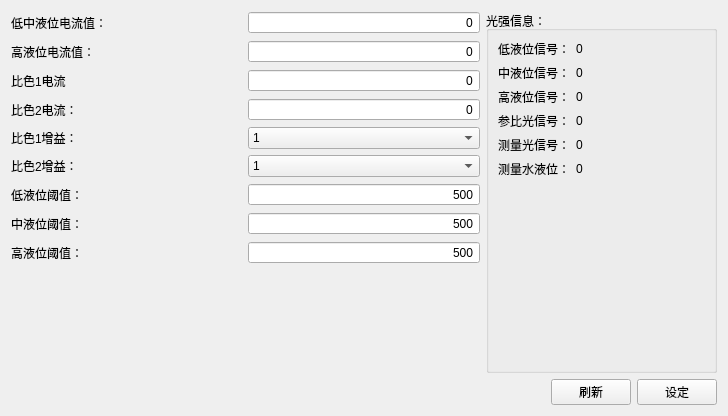
First picture: the form in lightvoltage.ui, repository DREAM251/WaterMonitoring, before the edit.
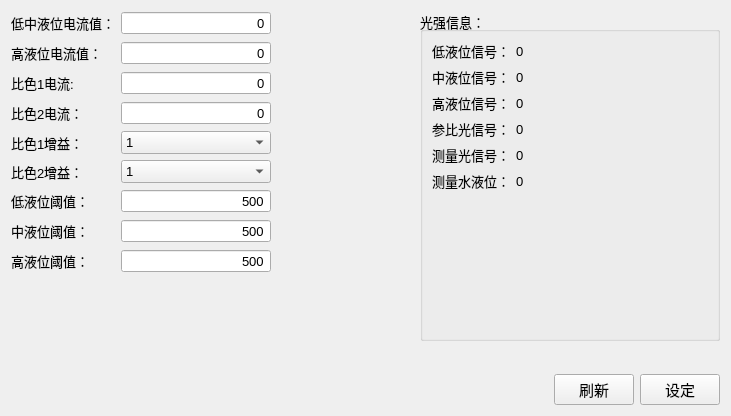
Second picture: the form after the edit.

Commit message: 更改字体和界面

The edit to the form file:
```diff
--- a/lightvoltage.ui
+++ b/lightvoltage.ui
@@ -6,16 +6,31 @@
    <rect>
     <x>0</x>
     <y>0</y>
-    <width>728</width>
+    <width>731</width>
     <height>416</height>
    </rect>
   </property>
+  <property name="font">
+   <font>
+    <pointsize>11</pointsize>
+   </font>
+  </property>
   <property name="windowTitle">
    <string>Form</string>
   </property>
   <layout class="QGridLayout" name="gridLayout">
    <item row="0" column="0">
+    <layout class="QFormLayout" name="formLayout_2">
+     <property name="fieldGrowthPolicy">
+      <enum>QFormLayout::AllNonFixedFieldsGrow</enum>
+     </property>
+     <item row="0" column="0">
     <widget class="QLabel" name="lbCurrentTbFrameLedSet">
+       <property name="font">
+        <font>
+         <pointsize>10</pointsize>
+        </font>
+       </property>
      <property name="text">
       <string>低中液位电流值：</string>
      </property>
@@ -29,6 +44,11 @@
        <height>0</height>
       </size>
      </property>
+       <property name="font">
+        <font>
+         <pointsize>10</pointsize>
+        </font>
+       </property>
      <property name="alignment">
       <set>Qt::AlignRight|Qt::AlignTrailing|Qt::AlignVCenter</set>
      </property>
@@ -40,129 +60,27 @@
      </property>
     </widget>
    </item>
-   <item row="0" column="2" rowspan="10">
-    <widget class="QGroupBox" name="groupBox">
-     <property name="title">
-      <string>光强信息：</string>
-     </property>
-     <layout class="QFormLayout" name="formLayout">
-      <item row="0" column="0">
-       <widget class="QLabel" name="label">
-        <property name="text">
-         <string>低液位信号：</string>
-        </property>
-       </widget>
-      </item>
-      <item row="1" column="0">
-       <widget class="QLabel" name="label_2">
-        <property name="text">
-         <string>中液位信号：</string>
-        </property>
-       </widget>
-      </item>
-      <item row="1" column="1">
-       <widget class="QLabel" name="WaterLevel2">
-        <property name="text">
-         <string>0</string>
-        </property>
-       </widget>
-      </item>
-      <item row="2" column="0">
-       <widget class="QLabel" name="label_5">
-        <property name="text">
-         <string>高液位信号：</string>
-        </property>
-       </widget>
-      </item>
-      <item row="3" column="0">
-       <widget class="QLabel" name="label_6">
-        <property name="text">
-         <string>参比光信号：</string>
-        </property>
-       </widget>
-      </item>
-      <item row="4" column="0">
-       <widget class="QLabel" name="label_7">
-        <property name="text">
-         <string>测量光信号：</string>
-        </property>
-       </widget>
-      </item>
-      <item row="3" column="1">
-       <widget class="QLabel" name="RefWaterLevel1">
-        <property name="text">
-         <string>0</string>
-        </property>
-       </widget>
-      </item>
-      <item row="4" column="1">
-       <widget class="QLabel" name="RefWaterLevel2">
-        <property name="text">
-         <string>0</string>
-        </property>
-       </widget>
-      </item>
-      <item row="5" column="0">
-       <widget class="QLabel" name="label_8">
-        <property name="text">
-         <string>测量水液位：</string>
-        </property>
-       </widget>
-      </item>
-      <item row="5" column="1">
-       <widget class="QLabel" name="WaterLevel">
-        <property name="text">
-         <string>0</string>
-        </property>
-       </widget>
-      </item>
-      <item row="0" column="1">
-       <widget class="QLabel" name="WaterLevel3">
-        <property name="text">
-         <string>0</string>
-        </property>
-       </widget>
-      </item>
-      <item row="2" column="1">
-       <widget class="QLabel" name="WaterLevel1">
-        <property name="text">
-         <string>0</string>
-        </property>
-       </widget>
-      </item>
-     </layout>
-    </widget>
-   </item>
    <item row="1" column="0">
     <widget class="QLabel" name="lbLargeTbFrameLedSet">
+       <property name="font">
+        <font>
+         <pointsize>10</pointsize>
+        </font>
+       </property>
      <property name="text">
       <string>高液位电流值：</string>
      </property>
     </widget>
    </item>
-   <item row="1" column="1">
-    <widget class="QSpinBox" name="CurrentHigh">
-     <property name="minimumSize">
-      <size>
-       <width>150</width>
-       <height>0</height>
-      </size>
-     </property>
-     <property name="alignment">
-      <set>Qt::AlignRight|Qt::AlignTrailing|Qt::AlignVCenter</set>
-     </property>
-     <property name="buttonSymbols">
-      <enum>QAbstractSpinBox::NoButtons</enum>
-     </property>
-     <property name="maximum">
-      <number>255</number>
-     </property>
-    </widget>
-   </item>
    <item row="2" column="0">
     <widget class="QLabel" name="lbRefCurrentTbFrameLedSet">
+       <property name="font">
+        <font>
+         <pointsize>10</pointsize>
+        </font>
+       </property>
      <property name="text">
-      <string>比色1电流</string>
+        <string>比色1电流:</string>
      </property>
     </widget>
    </item>
@@ -174,6 +92,11 @@
        <height>0</height>
       </size>
      </property>
+       <property name="font">
+        <font>
+         <pointsize>10</pointsize>
+        </font>
+       </property>
      <property name="alignment">
       <set>Qt::AlignRight|Qt::AlignTrailing|Qt::AlignVCenter</set>
      </property>
@@ -187,6 +110,11 @@
    </item>
    <item row="3" column="0">
     <widget class="QLabel" name="lbRefLargeTbFrameLedSet">
+       <property name="font">
+        <font>
+         <pointsize>10</pointsize>
+        </font>
+       </property>
      <property name="text">
       <string>比色2电流：</string>
      </property>
@@ -200,6 +128,11 @@
        <height>0</height>
       </size>
      </property>
+       <property name="font">
+        <font>
+         <pointsize>10</pointsize>
+        </font>
+       </property>
      <property name="alignment">
       <set>Qt::AlignRight|Qt::AlignTrailing|Qt::AlignVCenter</set>
      </property>
@@ -213,6 +146,11 @@
    </item>
    <item row="4" column="0">
     <widget class="QLabel" name="lbNumTbFrameLedSet">
+       <property name="font">
+        <font>
+         <pointsize>10</pointsize>
+        </font>
+       </property>
      <property name="text">
       <string>比色1增益：</string>
      </property>
@@ -226,6 +164,11 @@
        <height>0</height>
       </size>
      </property>
+       <property name="font">
+        <font>
+         <pointsize>10</pointsize>
+        </font>
+       </property>
      <item>
       <property name="text">
        <string>1</string>
@@ -265,6 +208,11 @@
    </item>
    <item row="5" column="0">
     <widget class="QLabel" name="lbNumTbFrameLedSet_2">
+       <property name="font">
+        <font>
+         <pointsize>10</pointsize>
+        </font>
+       </property>
      <property name="text">
       <string>比色2增益：</string>
      </property>
@@ -278,6 +226,11 @@
        <height>0</height>
       </size>
      </property>
+       <property name="font">
+        <font>
+         <pointsize>10</pointsize>
+        </font>
+       </property>
      <item>
       <property name="text">
        <string>1</string>
@@ -317,6 +270,11 @@
    </item>
    <item row="6" column="0">
     <widget class="QLabel" name="lbTempTbFrameLedSet">
+       <property name="font">
+        <font>
+         <pointsize>10</pointsize>
+        </font>
+       </property>
      <property name="text">
       <string>低液位阈值：</string>
      </property>
@@ -330,6 +288,11 @@
        <height>0</height>
       </size>
      </property>
+       <property name="font">
+        <font>
+         <pointsize>10</pointsize>
+        </font>
+       </property>
      <property name="alignment">
       <set>Qt::AlignRight|Qt::AlignTrailing|Qt::AlignVCenter</set>
      </property>
@@ -346,6 +309,11 @@
    </item>
    <item row="7" column="0">
     <widget class="QLabel" name="lbTempTbFrameLedSet_2">
+       <property name="font">
+        <font>
+         <pointsize>10</pointsize>
+        </font>
+       </property>
      <property name="text">
       <string>中液位阈值：</string>
      </property>
@@ -359,6 +327,11 @@
        <height>0</height>
       </size>
      </property>
+       <property name="font">
+        <font>
+         <pointsize>10</pointsize>
+        </font>
+       </property>
      <property name="alignment">
       <set>Qt::AlignRight|Qt::AlignTrailing|Qt::AlignVCenter</set>
      </property>
@@ -375,6 +348,11 @@
    </item>
    <item row="8" column="0">
     <widget class="QLabel" name="lbTempTbFrameLedSet_3">
+       <property name="font">
+        <font>
+         <pointsize>10</pointsize>
+        </font>
+       </property>
      <property name="text">
       <string>高液位阈值：</string>
      </property>
@@ -388,6 +366,11 @@
        <height>0</height>
       </size>
      </property>
+       <property name="font">
+        <font>
+         <pointsize>10</pointsize>
+        </font>
+       </property>
      <property name="alignment">
       <set>Qt::AlignRight|Qt::AlignTrailing|Qt::AlignVCenter</set>
      </property>
@@ -402,7 +385,152 @@
      </property>
     </widget>
    </item>
-   <item row="9" column="0" colspan="2">
+     <item row="1" column="1">
+      <widget class="QSpinBox" name="CurrentHigh">
+       <property name="minimumSize">
+        <size>
+         <width>150</width>
+         <height>0</height>
+        </size>
+       </property>
+       <property name="font">
+        <font>
+         <pointsize>10</pointsize>
+        </font>
+       </property>
+       <property name="alignment">
+        <set>Qt::AlignRight|Qt::AlignTrailing|Qt::AlignVCenter</set>
+       </property>
+       <property name="buttonSymbols">
+        <enum>QAbstractSpinBox::NoButtons</enum>
+       </property>
+       <property name="maximum">
+        <number>255</number>
+       </property>
+      </widget>
+     </item>
+    </layout>
+   </item>
+   <item row="0" column="2">
+    <widget class="QGroupBox" name="groupBox">
+     <property name="sizePolicy">
+      <sizepolicy hsizetype="Fixed" vsizetype="Fixed">
+       <horstretch>0</horstretch>
+       <verstretch>0</verstretch>
+      </sizepolicy>
+     </property>
+     <property name="minimumSize">
+      <size>
+       <width>300</width>
+       <height>330</height>
+      </size>
+     </property>
+     <property name="maximumSize">
+      <size>
+       <width>300</width>
+       <height>330</height>
+      </size>
+     </property>
+     <property name="font">
+      <font>
+       <pointsize>10</pointsize>
+      </font>
+     </property>
+     <property name="title">
+      <string>光强信息：</string>
+     </property>
+     <layout class="QFormLayout" name="formLayout">
+      <property name="fieldGrowthPolicy">
+       <enum>QFormLayout::AllNonFixedFieldsGrow</enum>
+      </property>
+      <item row="0" column="0">
+       <widget class="QLabel" name="label">
+        <property name="text">
+         <string>低液位信号：</string>
+        </property>
+       </widget>
+      </item>
+      <item row="0" column="1">
+       <widget class="QLabel" name="WaterLevel3">
+        <property name="text">
+         <string>0</string>
+        </property>
+       </widget>
+      </item>
+      <item row="1" column="0">
+       <widget class="QLabel" name="label_2">
+        <property name="text">
+         <string>中液位信号：</string>
+        </property>
+       </widget>
+      </item>
+      <item row="1" column="1">
+       <widget class="QLabel" name="WaterLevel2">
+        <property name="text">
+         <string>0</string>
+        </property>
+       </widget>
+      </item>
+      <item row="2" column="0">
+       <widget class="QLabel" name="label_5">
+        <property name="text">
+         <string>高液位信号：</string>
+        </property>
+       </widget>
+      </item>
+      <item row="2" column="1">
+       <widget class="QLabel" name="WaterLevel1">
+        <property name="text">
+         <string>0</string>
+        </property>
+       </widget>
+      </item>
+      <item row="3" column="0">
+       <widget class="QLabel" name="label_6">
+        <property name="text">
+         <string>参比光信号：</string>
+        </property>
+       </widget>
+      </item>
+      <item row="3" column="1">
+       <widget class="QLabel" name="RefWaterLevel1">
+        <property name="text">
+         <string>0</string>
+        </property>
+       </widget>
+      </item>
+      <item row="4" column="0">
+       <widget class="QLabel" name="label_7">
+        <property name="text">
+         <string>测量光信号：</string>
+        </property>
+       </widget>
+      </item>
+      <item row="4" column="1">
+       <widget class="QLabel" name="RefWaterLevel2">
+        <property name="text">
+         <string>0</string>
+        </property>
+       </widget>
+      </item>
+      <item row="5" column="0">
+       <widget class="QLabel" name="label_8">
+        <property name="text">
+         <string>测量水液位：</string>
+        </property>
+       </widget>
+      </item>
+      <item row="5" column="1">
+       <widget class="QLabel" name="WaterLevel">
+        <property name="text">
+         <string>0</string>
+        </property>
+       </widget>
+      </item>
+     </layout>
+    </widget>
+   </item>
+   <item row="1" column="0">
     <spacer name="verticalSpacer">
      <property name="orientation">
       <enum>Qt::Vertical</enum>
@@ -415,7 +543,7 @@
      </property>
     </spacer>
    </item>
-   <item row="10" column="0" colspan="3">
+   <item row="2" column="0" colspan="3">
     <layout class="QHBoxLayout" name="horizontalLayout">
      <item>
       <spacer name="horizontalSpacer">
@@ -446,6 +574,22 @@
      </item>
     </layout>
    </item>
+   <item row="0" column="1">
+    <spacer name="horizontalSpacer_2">
+     <property name="orientation">
+      <enum>Qt::Horizontal</enum>
+     </property>
+     <property name="sizeType">
+      <enum>QSizePolicy::Fixed</enum>
+     </property>
+     <property name="sizeHint" stdset="0">
+      <size>
+       <width>100</width>
+       <height>20</height>
+      </size>
+     </property>
+    </spacer>
+   </item>
   </layout>
  </widget>
  <resources/>
```
Lines whose indentation alone changed are shown as unchanged.
